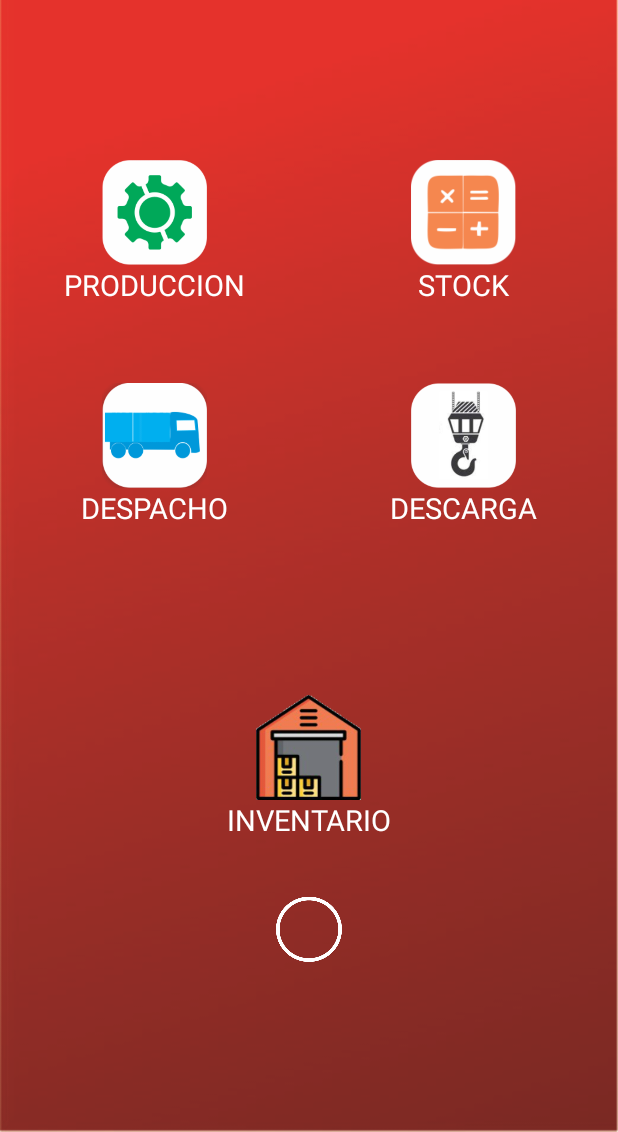
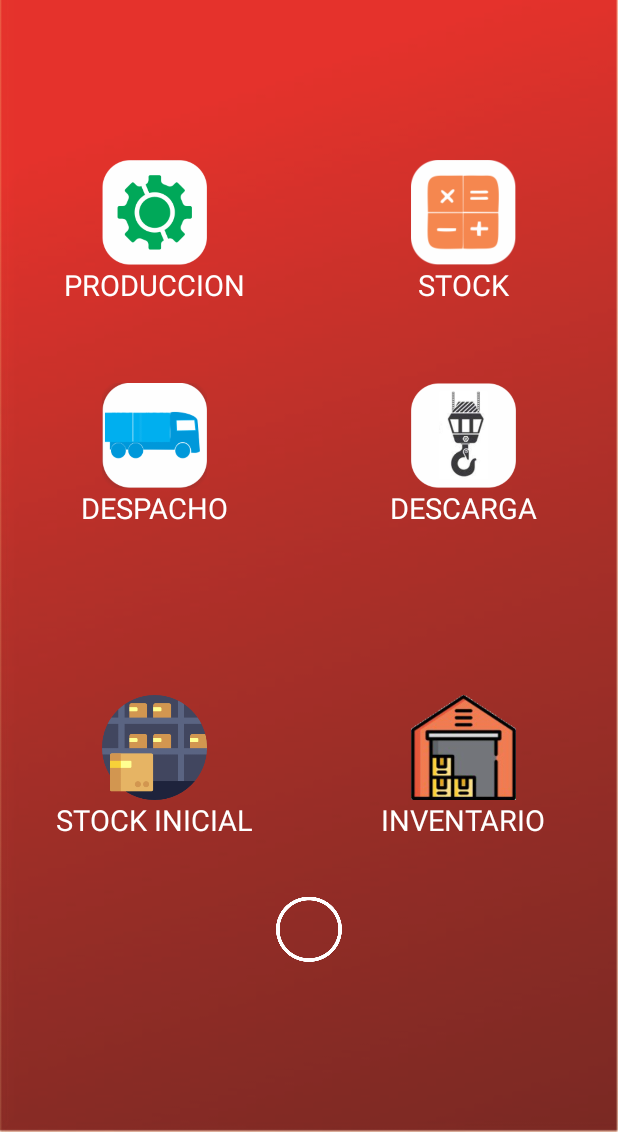
Before and after one commit to sdemanuel95/AAMOBILE, an Android app: the PrincipalActivity screen opened directly, with no data from a screen before it, on a phone screen of 412 x 824 dp, the part 104-1236 px from its top. Run offline under Robolectric (Android 15) with nearby library versions, the phone set to English and light mode, and no system bars.

Commit message:
Se agrega nuevo modulo de Stock Inicial.

```diff
--- a/app/src/main/java/com/tofitsolutions/armasdurasargentinas/Conexion.java
+++ b/app/src/main/java/com/tofitsolutions/armasdurasargentinas/Conexion.java
@@ -21,7 +21,7 @@ public class Conexion  {
         //Connection con = DriverManager.getConnection("jdbc:mysql://wvulqmhjj9tbtc1w.cbetxkdyhwsb.us-east-1.rds.amazonaws.com:3306/m04c2f80573m1icb","joifpn3i49i6l0ib", "vwxdfv7no1ascale");
 
         //LOCAL
-        con = DriverManager.getConnection("jdbc:mysql://192.168.1.35:3306/armadurasargentinas","test","test");
+        con = DriverManager.getConnection("jdbc:mysql://192.168.1.43:3306/armadurasargentinas","root","root");
 
         return con;
     }
--- a/app/src/main/java/com/tofitsolutions/armasdurasargentinas/InventarioActivity.java
+++ b/app/src/main/java/com/tofitsolutions/armasdurasargentinas/InventarioActivity.java
@@ -3,14 +3,12 @@ package com.tofitsolutions.armasdurasargentinas;
 import android.app.ProgressDialog;
 import android.content.Intent;
 import android.graphics.Color;
-import android.net.Uri;
 import android.os.AsyncTask;
 import android.support.v7.app.AppCompatActivity;
 import android.os.Bundle;
 import android.text.Editable;
 import android.text.InputType;
 import android.text.TextWatcher;
-import android.util.Log;
 import android.view.View;
 import android.widget.Button;
 import android.widget.EditText;
@@ -19,7 +17,6 @@ import android.widget.Toast;
 
 import android.media.MediaPlayer;
 import java.sql.Connection;
-import java.sql.DriverManager;
 import java.sql.ResultSet;
 import java.sql.SQLException;
 import java.sql.Statement;
@@ -46,7 +43,7 @@ public class InventarioActivity extends AppCompatActivity {
         mp =  MediaPlayer.create(this, R.raw.click);
         contadorDeChapasCargadas = 0;
         tv_contador = (TextView) findViewById(R.id.textView_Contador);
-        bt_ok = (Button) findViewById(R.id.button_ValidarChapa);
+        bt_ok = (Button) findViewById(R.id.button_ok);
         bt_finalizar = (Button) findViewById(R.id.button_Finalizar);
         et_codigoDeBarras = (EditText) findViewById(R.id.editText_CodigoDeBarras);
         et_codigoDeBarras.setInputType(InputType.TYPE_NULL);
--- a/app/src/main/java/com/tofitsolutions/armasdurasargentinas/PrincipalActivity.java
+++ b/app/src/main/java/com/tofitsolutions/armasdurasargentinas/PrincipalActivity.java
@@ -8,7 +8,7 @@ import android.widget.Button;
 
 public class PrincipalActivity extends AppCompatActivity {
 
-    private Button produccion, inventario, despacho, descarga, loginInventario;
+    private Button produccion, inventario, despacho, descarga, loginInventario, stockInicial;
 
     @Override
     protected void onCreate(Bundle savedInstanceState) {
@@ -19,6 +19,7 @@ public class PrincipalActivity extends AppCompatActivity {
         inventario = (Button) findViewById(R.id.buttonInventario);
         despacho = (Button) findViewById(R.id.buttonDespacho);
         descarga = (Button) findViewById(R.id.buttonDescarga);
+        stockInicial = (Button) findViewById(R.id.buttonStockInicial);
         loginInventario = (Button) findViewById(R.id.buttonLoginInventario);
         Intent intentPrePrincipal = getIntent();
         final String usuario = intentPrePrincipal.getStringExtra("usuario");
@@ -65,6 +66,13 @@ public class PrincipalActivity extends AppCompatActivity {
             }
         });
 
+        stockInicial.setOnClickListener(new View.OnClickListener() {
+            @Override
+            public void onClick(View view) {
+                Intent i = new Intent(PrincipalActivity.this, StockInicial.class);
+                startActivity(i);
+            }
+        });
     }
 
     @Override
--- a/app/src/main/java/com/tofitsolutions/armasdurasargentinas/util/Util.java
+++ b/app/src/main/java/com/tofitsolutions/armasdurasargentinas/util/Util.java
@@ -4,7 +4,7 @@ public class Util {
     //static String host;
     static String dbLocal;
     //LOCAL
-    static String host = "192.168.1.35:8080";
+    static String host = "192.168.1.43:8080";
 
     //PRODUCCION
     //static String host = "armadurasargentinas.herokuapp.com";
--- a/app/src/main/res/layout/activity_inicial.xml
+++ b/app/src/main/res/layout/activity_inicial.xml
@@ -26,6 +26,7 @@
             android:gravity="center"
             android:hint="Codigo"
             android:inputType="text"
+            android:text="armaduras"
             android:textSize="21sp" />
 
         <EditText
@@ -39,6 +40,7 @@
             android:hint="Contraseña"
             android:inputType="textPassword"
             android:password="true"
+            android:text="a"
             android:textSize="21sp" />
 
         <TextView
--- a/app/src/main/res/layout/activity_inventario.xml
+++ b/app/src/main/res/layout/activity_inventario.xml
@@ -79,7 +79,7 @@
             android:id="@+id/button_Finalizar"
             android:layout_width="70dp"
             android:layout_height="70dp"
-            android:layout_alignBottom="@+id/button_ValidarChapa"
+            android:layout_alignBottom="@+id/button_ok"
             android:layout_alignLeft="@+id/editText_Colada"
             android:layout_alignStart="@+id/editText_Colada"
             android:layout_marginRight="25dp"
@@ -89,7 +89,7 @@
             tools:ignore="HardcodedText" />
 
         <Button
-            android:id="@+id/button_ValidarChapa"
+            android:id="@+id/button_ok"
             android:layout_width="70dp"
             android:layout_height="70dp"
             android:layout_alignEnd="@+id/editText_Colada"
--- a/app/src/main/res/layout/activity_principal.xml
+++ b/app/src/main/res/layout/activity_principal.xml
@@ -184,6 +184,36 @@
         android:orientation="horizontal">
 
         <LinearLayout
+            android:id="@+id/stockInicial"
+            android:layout_width="wrap_content"
+            android:layout_height="wrap_content"
+            android:layout_weight="1"
+            android:gravity="center"
+            android:orientation="vertical">
+
+            <Button
+                android:id="@+id/buttonStockInicial"
+                android:layout_width="70dp"
+                android:layout_height="70dp"
+                android:background="@drawable/stock_inicial"
+                app:layout_constraintHorizontal_bias="0.498"
+                app:layout_constraintLeft_toLeftOf="parent"
+                app:layout_constraintRight_toRightOf="parent"
+                app:layout_constraintTop_toBottomOf="@+id/buttonInventario"
+                app:layout_constraintVertical_bias="0.474" />
+
+            <TextView
+                android:id="@+id/tw_despacho"
+                android:layout_width="match_parent"
+                android:layout_height="wrap_content"
+                android:gravity="center_vertical|center_horizontal"
+                android:text="STOCK INICIAL"
+                android:textColor="@android:color/white"
+                android:textSize="19sp"
+                android:typeface="normal" />
+        </LinearLayout>
+
+        <LinearLayout
             android:id="@+id/loginInventario"
             android:layout_width="wrap_content"
             android:layout_height="wrap_content"
--- a/app/src/main/res/layout/activity_validar_chapa.xml
+++ b/app/src/main/res/layout/activity_validar_chapa.xml
@@ -93,7 +93,7 @@
             android:id="@+id/button_Finalizar"
             android:layout_width="70dp"
             android:layout_height="70dp"
-            android:layout_alignBottom="@+id/button_ValidarChapa"
+            android:layout_alignBottom="@+id/button_ok"
             android:layout_alignLeft="@+id/editText_Colada"
             android:layout_alignStart="@+id/editText_Colada"
             android:layout_marginRight="25dp"
@@ -103,7 +103,7 @@
             tools:ignore="HardcodedText" />
 
         <Button
-            android:id="@+id/button_ValidarChapa"
+            android:id="@+id/button_ok"
             android:layout_width="70dp"
             android:layout_height="70dp"
             android:layout_alignEnd="@+id/editText_Colada"
```
Also changed, not shown: app/src/main/AndroidManifest.xml (+6 -14 lines), app/src/main/java/com/tofitsolutions/armasdurasargentinas/StockInicial.java (added, +116 -0 lines), app/src/main/java/com/tofitsolutions/armasdurasargentinas/ValidarChapaActivity.java (+1 -11 lines), app/src/main/java/com/tofitsolutions/armasdurasargentinas/controllers/CodigoMPController.java (+35 -17 lines), app/src/main/java/com/tofitsolutions/armasdurasargentinas/controllers/IngresoMPController.java (+33 -8 lines), app/src/main/res/layout/activity_stock_inicial.xml (added, +85 -0 lines), app/src/main/res/drawable/stock_inicial.png (added).
